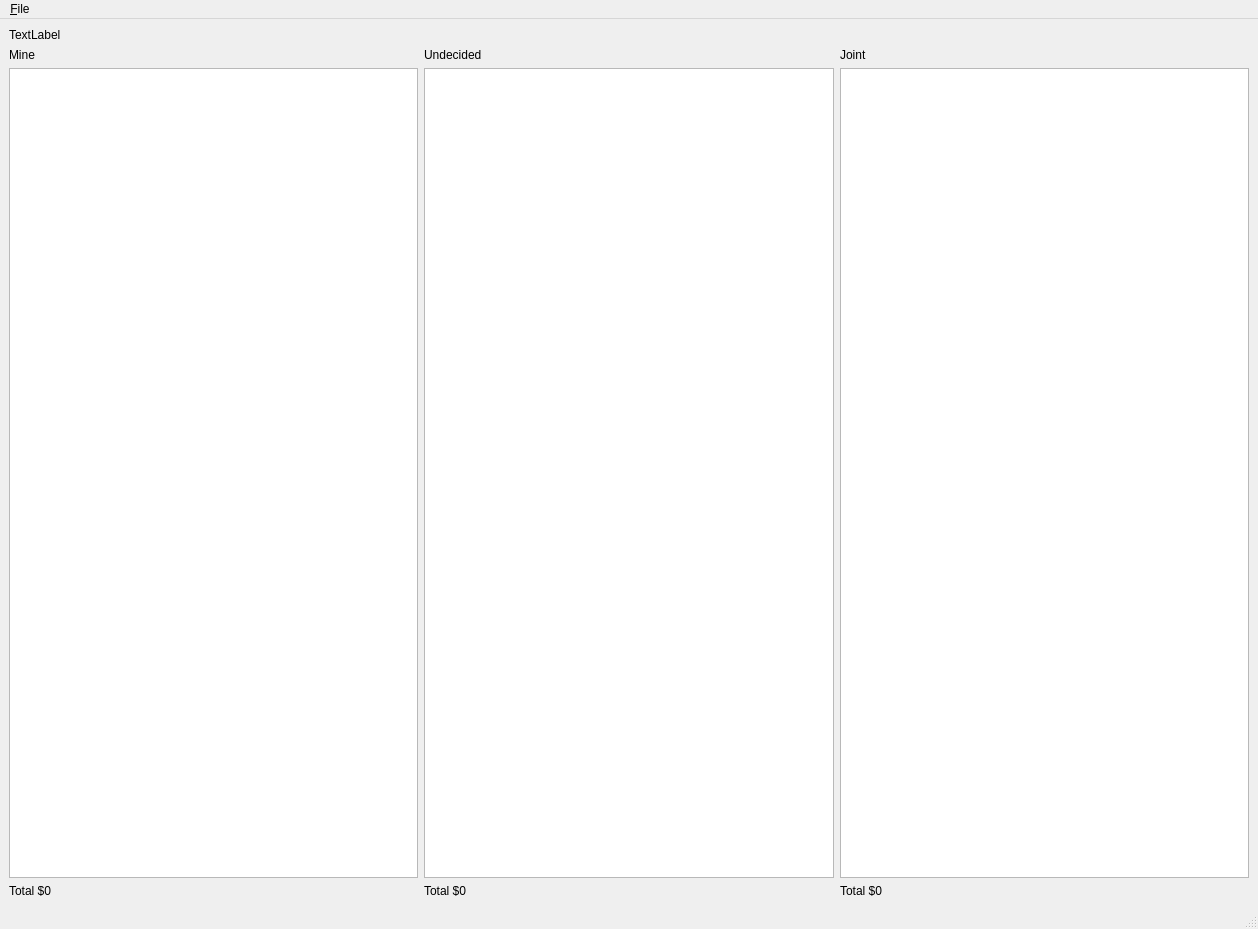
Old version of the form finance.ui in the repository steve6390/finance3.
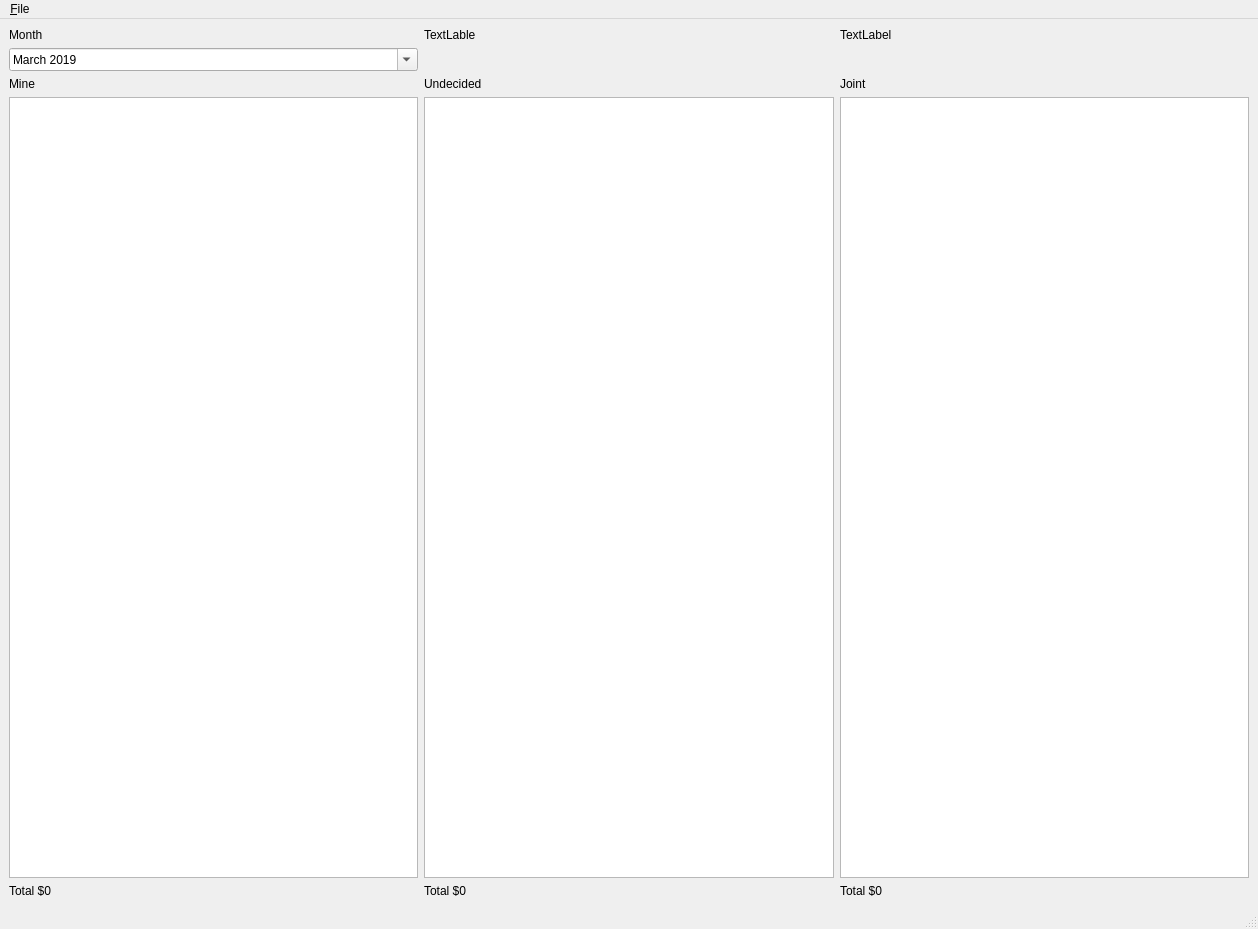
New version of the form. Custom widgets are drawn as their Qt base class.

```diff
--- a/finance.ui
+++ b/finance.ui
@@ -93,10 +93,47 @@
     </item>
     <item row="0" column="0">
      <layout class="QGridLayout" name="gridLayout_2">
+      <item row="0" column="2">
+       <widget class="QLabel" name="label_3">
+        <property name="text">
+         <string>TextLabel</string>
+        </property>
+       </widget>
+      </item>
+      <item row="0" column="1">
+       <widget class="QLabel" name="label_2">
+        <property name="text">
+         <string>TextLable</string>
+        </property>
+       </widget>
+      </item>
+      <item row="1" column="0">
+       <widget class="QDateEdit" name="dateEdit">
+        <property name="sizePolicy">
+         <sizepolicy hsizetype="Preferred" vsizetype="Fixed">
+          <horstretch>0</horstretch>
+          <verstretch>0</verstretch>
+         </sizepolicy>
+        </property>
+        <property name="displayFormat">
+         <string>MMMM yyyy</string>
+        </property>
+        <property name="calendarPopup">
+         <bool>true</bool>
+        </property>
+        <property name="date">
+         <date>
+          <year>2019</year>
+          <month>3</month>
+          <day>1</day>
+         </date>
+        </property>
+       </widget>
+      </item>
       <item row="0" column="0">
        <widget class="QLabel" name="label">
         <property name="text">
-         <string>TextLabel</string>
+         <string>Month</string>
         </property>
        </widget>
       </item>
```
